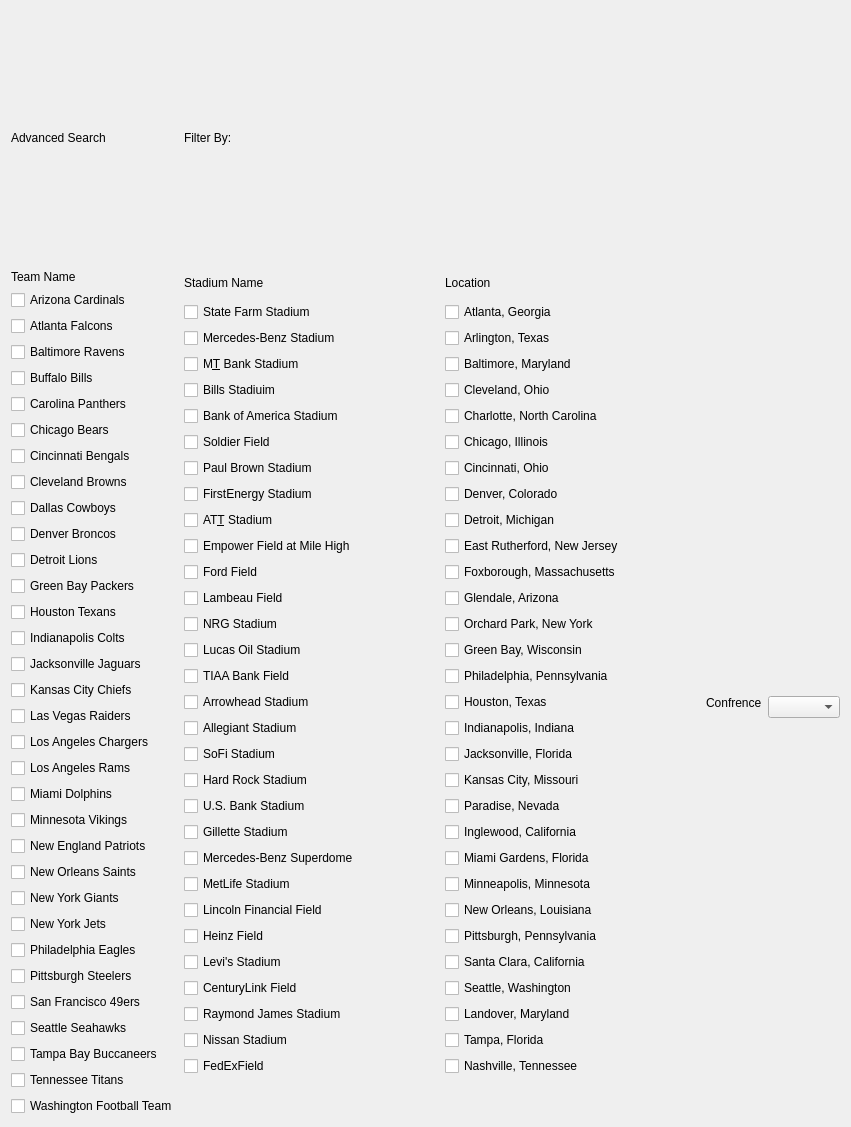
First picture: the form in NFL-Pamphlet/filterwindow.ui, repository jasperdoan/NFL-Pamphlet, before the edit.
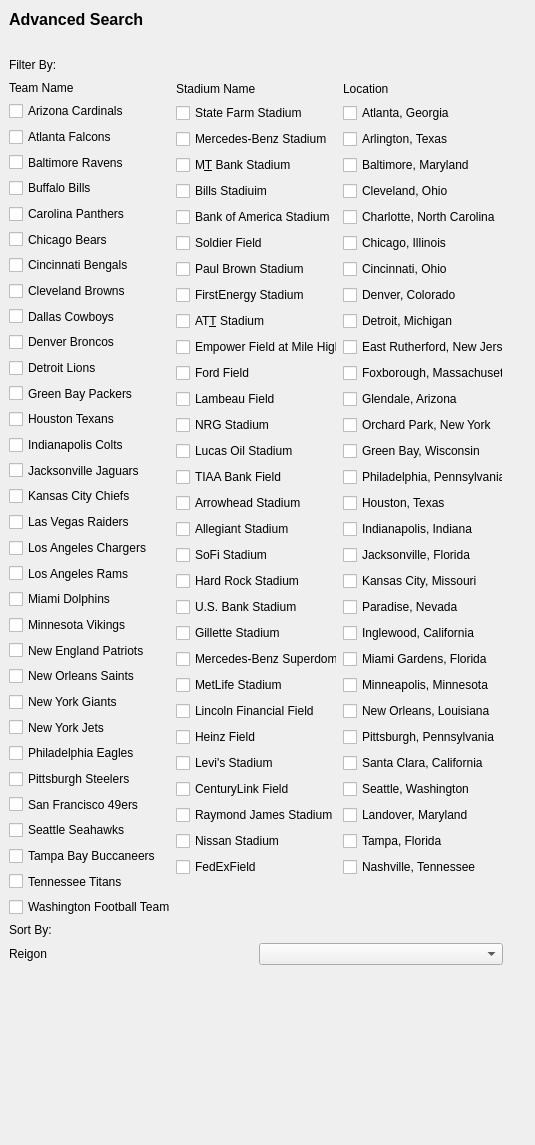
Second picture: the form after the edit.

Commit message: version one layout + added combo box text

What changed in the file:
```diff
--- a/NFL-Pamphlet/filterwindow.ui
+++ b/NFL-Pamphlet/filterwindow.ui
@@ -6,346 +6,99 @@
    <rect>
     <x>0</x>
     <y>0</y>
-    <width>851</width>
-    <height>1127</height>
+    <width>535</width>
+    <height>1145</height>
    </rect>
   </property>
   <property name="windowTitle">
    <string>Filter</string>
   </property>
+  <widget class="QWidget" name="">
+   <property name="geometry">
+    <rect>
+     <x>9</x>
+     <y>9</y>
+     <width>494</width>
+     <height>956</height>
+    </rect>
+   </property>
+   <layout class="QVBoxLayout" name="verticalLayout_6">
+    <item>
+     <layout class="QVBoxLayout" name="verticalLayout_5">
+      <item>
+       <layout class="QHBoxLayout" name="horizontalLayout_3">
+        <item>
+         <widget class="QLabel" name="label">
+          <property name="font">
+           <font>
+            <pointsize>12</pointsize>
+            <weight>75</weight>
+            <bold>true</bold>
+            <underline>false</underline>
+           </font>
+          </property>
+          <property name="text">
+           <string>Advanced Search</string>
+          </property>
+         </widget>
+        </item>
+        <item>
+         <spacer name="horizontalSpacer_8">
+          <property name="orientation">
+           <enum>Qt::Horizontal</enum>
+          </property>
+          <property name="sizeHint" stdset="0">
+           <size>
+            <width>338</width>
+            <height>20</height>
+           </size>
+          </property>
+         </spacer>
+        </item>
+       </layout>
+      </item>
+      <item>
+       <spacer name="horizontalSpacer_6">
+        <property name="orientation">
+         <enum>Qt::Horizontal</enum>
+        </property>
+        <property name="sizeHint" stdset="0">
+         <size>
+          <width>478</width>
+          <height>20</height>
+         </size>
+        </property>
+       </spacer>
+      </item>
+      <item>
+       <layout class="QHBoxLayout" name="horizontalLayout_2">
+        <item>
+         <widget class="QLabel" name="label_7">
+          <property name="text">
+           <string>Filter By:</string>
+          </property>
+         </widget>
+        </item>
+        <item>
+         <spacer name="horizontalSpacer_2">
+          <property name="orientation">
+           <enum>Qt::Horizontal</enum>
+          </property>
+          <property name="sizeHint" stdset="0">
+           <size>
+            <width>438</width>
+            <height>20</height>
+           </size>
+          </property>
+         </spacer>
+        </item>
+       </layout>
+      </item>
+     </layout>
+    </item>
+    <item>
   <layout class="QGridLayout" name="gridLayout">
-   <item row="1" column="0" rowspan="2">
-    <layout class="QVBoxLayout" name="verticalLayout_2">
-     <item>
-      <widget class="QLabel" name="label_2">
-       <property name="cursor">
-        <cursorShape>ArrowCursor</cursorShape>
-       </property>
-       <property name="text">
-        <string>Team Name</string>
-       </property>
-      </widget>
-     </item>
-     <item>
-      <widget class="QCheckBox" name="checkBox">
-       <property name="cursor">
-        <cursorShape>PointingHandCursor</cursorShape>
-       </property>
-       <property name="text">
-        <string>Arizona Cardinals</string>
-       </property>
-      </widget>
-     </item>
-     <item>
-      <widget class="QCheckBox" name="checkBox_2">
-       <property name="cursor">
-        <cursorShape>PointingHandCursor</cursorShape>
-       </property>
-       <property name="text">
-        <string>Atlanta Falcons</string>
-       </property>
-      </widget>
-     </item>
-     <item>
-      <widget class="QCheckBox" name="checkBox_3">
-       <property name="cursor">
-        <cursorShape>PointingHandCursor</cursorShape>
-       </property>
-       <property name="text">
-        <string>Baltimore Ravens </string>
-       </property>
-      </widget>
-     </item>
-     <item>
-      <widget class="QCheckBox" name="checkBox_4">
-       <property name="cursor">
-        <cursorShape>PointingHandCursor</cursorShape>
-       </property>
-       <property name="text">
-        <string>Buffalo Bills </string>
-       </property>
-      </widget>
-     </item>
-     <item>
-      <widget class="QCheckBox" name="checkBox_5">
-       <property name="cursor">
-        <cursorShape>PointingHandCursor</cursorShape>
-       </property>
-       <property name="text">
-        <string>Carolina Panthers </string>
-       </property>
-      </widget>
-     </item>
-     <item>
-      <widget class="QCheckBox" name="checkBox_6">
-       <property name="cursor">
-        <cursorShape>PointingHandCursor</cursorShape>
-       </property>
-       <property name="text">
-        <string>Chicago Bears </string>
-       </property>
-      </widget>
-     </item>
-     <item>
-      <widget class="QCheckBox" name="checkBox_7">
-       <property name="cursor">
-        <cursorShape>PointingHandCursor</cursorShape>
-       </property>
-       <property name="text">
-        <string>Cincinnati Bengals </string>
-       </property>
-      </widget>
-     </item>
-     <item>
-      <widget class="QCheckBox" name="checkBox_10">
-       <property name="cursor">
-        <cursorShape>PointingHandCursor</cursorShape>
-       </property>
-       <property name="text">
-        <string>Cleveland Browns </string>
-       </property>
-      </widget>
-     </item>
-     <item>
-      <widget class="QCheckBox" name="checkBox_9">
-       <property name="cursor">
-        <cursorShape>PointingHandCursor</cursorShape>
-       </property>
-       <property name="text">
-        <string>Dallas Cowboys</string>
-       </property>
-      </widget>
-     </item>
-     <item>
-      <widget class="QCheckBox" name="checkBox_8">
-       <property name="cursor">
-        <cursorShape>PointingHandCursor</cursorShape>
-       </property>
-       <property name="text">
-        <string>Denver Broncos</string>
-       </property>
-      </widget>
-     </item>
-     <item>
-      <widget class="QCheckBox" name="checkBox_11">
-       <property name="cursor">
-        <cursorShape>PointingHandCursor</cursorShape>
-       </property>
-       <property name="text">
-        <string>Detroit Lions</string>
-       </property>
-      </widget>
-     </item>
-     <item>
-      <widget class="QCheckBox" name="checkBox_12">
-       <property name="cursor">
-        <cursorShape>PointingHandCursor</cursorShape>
-       </property>
-       <property name="text">
-        <string>Green Bay Packers</string>
-       </property>
-      </widget>
-     </item>
-     <item>
-      <widget class="QCheckBox" name="checkBox_15">
-       <property name="cursor">
-        <cursorShape>PointingHandCursor</cursorShape>
-       </property>
-       <property name="text">
-        <string>Houston Texans</string>
-       </property>
-      </widget>
-     </item>
-     <item>
-      <widget class="QCheckBox" name="checkBox_14">
-       <property name="cursor">
-        <cursorShape>PointingHandCursor</cursorShape>
-       </property>
-       <property name="text">
-        <string>Indianapolis Colts</string>
-       </property>
-      </widget>
-     </item>
-     <item>
-      <widget class="QCheckBox" name="checkBox_13">
-       <property name="cursor">
-        <cursorShape>PointingHandCursor</cursorShape>
-       </property>
-       <property name="text">
-        <string>Jacksonville Jaguars </string>
-       </property>
-      </widget>
-     </item>
-     <item>
-      <widget class="QCheckBox" name="checkBox_16">
-       <property name="cursor">
-        <cursorShape>PointingHandCursor</cursorShape>
-       </property>
-       <property name="text">
-        <string>Kansas City Chiefs</string>
-       </property>
-      </widget>
-     </item>
-     <item>
-      <widget class="QCheckBox" name="checkBox_17">
-       <property name="cursor">
-        <cursorShape>PointingHandCursor</cursorShape>
-       </property>
-       <property name="text">
-        <string>Las Vegas Raiders</string>
-       </property>
-      </widget>
-     </item>
-     <item>
-      <widget class="QCheckBox" name="checkBox_18">
-       <property name="cursor">
-        <cursorShape>PointingHandCursor</cursorShape>
-       </property>
-       <property name="text">
-        <string>Los Angeles Chargers</string>
-       </property>
-      </widget>
-     </item>
-     <item>
-      <widget class="QCheckBox" name="checkBox_19">
-       <property name="cursor">
-        <cursorShape>PointingHandCursor</cursorShape>
-       </property>
-       <property name="text">
-        <string>Los Angeles Rams</string>
-       </property>
-      </widget>
-     </item>
-     <item>
-      <widget class="QCheckBox" name="checkBox_20">
-       <property name="cursor">
-        <cursorShape>PointingHandCursor</cursorShape>
-       </property>
-       <property name="text">
-        <string>Miami Dolphins</string>
-       </property>
-      </widget>
-     </item>
-     <item>
-      <widget class="QCheckBox" name="checkBox_22">
-       <property name="cursor">
-        <cursorShape>PointingHandCursor</cursorShape>
-       </property>
-       <property name="text">
-        <string>Minnesota Vikings </string>
-       </property>
-      </widget>
-     </item>
-     <item>
-      <widget class="QCheckBox" name="checkBox_21">
-       <property name="cursor">
-        <cursorShape>PointingHandCursor</cursorShape>
-       </property>
-       <property name="text">
-        <string>New England Patriots</string>
-       </property>
-      </widget>
-     </item>
-     <item>
-      <widget class="QCheckBox" name="checkBox_23">
-       <property name="cursor">
-        <cursorShape>PointingHandCursor</cursorShape>
-       </property>
-       <property name="text">
-        <string>New Orleans Saints</string>
-       </property>
-      </widget>
-     </item>
-     <item>
-      <widget class="QCheckBox" name="checkBox_25">
-       <property name="cursor">
-        <cursorShape>PointingHandCursor</cursorShape>
-       </property>
-       <property name="text">
-        <string>New York Giants</string>
-       </property>
-      </widget>
-     </item>
-     <item>
-      <widget class="QCheckBox" name="checkBox_24">
-       <property name="cursor">
-        <cursorShape>PointingHandCursor</cursorShape>
-       </property>
-       <property name="text">
-        <string>New York Jets</string>
-       </property>
-      </widget>
-     </item>
-     <item>
-      <widget class="QCheckBox" name="checkBox_26">
-       <property name="cursor">
-        <cursorShape>PointingHandCursor</cursorShape>
-       </property>
-       <property name="text">
-        <string>Philadelphia Eagles </string>
-       </property>
-      </widget>
-     </item>
-     <item>
-      <widget class="QCheckBox" name="checkBox_27">
-       <property name="cursor">
-        <cursorShape>PointingHandCursor</cursorShape>
-       </property>
-       <property name="text">
-        <string>Pittsburgh Steelers</string>
-       </property>
-      </widget>
-     </item>
-     <item>
-      <widget class="QCheckBox" name="checkBox_28">
-       <property name="cursor">
-        <cursorShape>PointingHandCursor</cursorShape>
-       </property>
-       <property name="text">
-        <string>San Francisco 49ers</string>
-       </property>
-      </widget>
-     </item>
-     <item>
-      <widget class="QCheckBox" name="checkBox_29">
-       <property name="cursor">
-        <cursorShape>PointingHandCursor</cursorShape>
-       </property>
-       <property name="text">
-        <string>Seattle Seahawks</string>
-       </property>
-      </widget>
-     </item>
-     <item>
-      <widget class="QCheckBox" name="checkBox_31">
-       <property name="cursor">
-        <cursorShape>PointingHandCursor</cursorShape>
-       </property>
-       <property name="text">
-        <string>Tampa Bay Buccaneers</string>
-       </property>
-      </widget>
-     </item>
-     <item>
-      <widget class="QCheckBox" name="checkBox_32">
-       <property name="cursor">
-        <cursorShape>PointingHandCursor</cursorShape>
-       </property>
-       <property name="text">
-        <string>Tennessee Titans</string>
-       </property>
-      </widget>
-     </item>
-     <item>
-      <widget class="QCheckBox" name="checkBox_30">
-       <property name="text">
-        <string>Washington Football Team</string>
-       </property>
-      </widget>
-     </item>
-    </layout>
-   </item>
-   <item row="1" column="2" rowspan="2">
+      <item row="0" column="2">
     <layout class="QVBoxLayout" name="verticalLayout_3">
      <item>
       <widget class="QLabel" name="label_4">
@@ -688,7 +441,367 @@
      </item>
     </layout>
    </item>
-   <item row="1" column="1" rowspan="2">
+      <item row="0" column="0">
+       <layout class="QVBoxLayout" name="verticalLayout_2">
+        <item>
+         <widget class="QLabel" name="label_2">
+          <property name="cursor">
+           <cursorShape>ArrowCursor</cursorShape>
+          </property>
+          <property name="text">
+           <string>Team Name</string>
+          </property>
+         </widget>
+        </item>
+        <item>
+         <widget class="QCheckBox" name="checkBox">
+          <property name="cursor">
+           <cursorShape>PointingHandCursor</cursorShape>
+          </property>
+          <property name="text">
+           <string>Arizona Cardinals</string>
+          </property>
+         </widget>
+        </item>
+        <item>
+         <widget class="QCheckBox" name="checkBox_2">
+          <property name="cursor">
+           <cursorShape>PointingHandCursor</cursorShape>
+          </property>
+          <property name="text">
+           <string>Atlanta Falcons</string>
+          </property>
+         </widget>
+        </item>
+        <item>
+         <widget class="QCheckBox" name="checkBox_3">
+          <property name="cursor">
+           <cursorShape>PointingHandCursor</cursorShape>
+          </property>
+          <property name="text">
+           <string>Baltimore Ravens </string>
+          </property>
+         </widget>
+        </item>
+        <item>
+         <widget class="QCheckBox" name="checkBox_4">
+          <property name="cursor">
+           <cursorShape>PointingHandCursor</cursorShape>
+          </property>
+          <property name="text">
+           <string>Buffalo Bills </string>
+          </property>
+         </widget>
+        </item>
+        <item>
+         <widget class="QCheckBox" name="checkBox_5">
+          <property name="cursor">
+           <cursorShape>PointingHandCursor</cursorShape>
+          </property>
+          <property name="text">
+           <string>Carolina Panthers </string>
+          </property>
+         </widget>
+        </item>
+        <item>
+         <widget class="QCheckBox" name="checkBox_6">
+          <property name="cursor">
+           <cursorShape>PointingHandCursor</cursorShape>
+          </property>
+          <property name="text">
+           <string>Chicago Bears </string>
+          </property>
+         </widget>
+        </item>
+        <item>
+         <widget class="QCheckBox" name="checkBox_7">
+          <property name="cursor">
+           <cursorShape>PointingHandCursor</cursorShape>
+          </property>
+          <property name="text">
+           <string>Cincinnati Bengals </string>
+          </property>
+         </widget>
+        </item>
+        <item>
+         <widget class="QCheckBox" name="checkBox_10">
+          <property name="cursor">
+           <cursorShape>PointingHandCursor</cursorShape>
+          </property>
+          <property name="text">
+           <string>Cleveland Browns </string>
+          </property>
+         </widget>
+        </item>
+        <item>
+         <widget class="QCheckBox" name="checkBox_9">
+          <property name="cursor">
+           <cursorShape>PointingHandCursor</cursorShape>
+          </property>
+          <property name="text">
+           <string>Dallas Cowboys</string>
+          </property>
+         </widget>
+        </item>
+        <item>
+         <widget class="QCheckBox" name="checkBox_8">
+          <property name="cursor">
+           <cursorShape>PointingHandCursor</cursorShape>
+          </property>
+          <property name="text">
+           <string>Denver Broncos</string>
+          </property>
+         </widget>
+        </item>
+        <item>
+         <widget class="QCheckBox" name="checkBox_11">
+          <property name="cursor">
+           <cursorShape>PointingHandCursor</cursorShape>
+          </property>
+          <property name="text">
+           <string>Detroit Lions</string>
+          </property>
+         </widget>
+        </item>
+        <item>
+         <widget class="QCheckBox" name="checkBox_12">
+          <property name="cursor">
+           <cursorShape>PointingHandCursor</cursorShape>
+          </property>
+          <property name="text">
+           <string>Green Bay Packers</string>
+          </property>
+         </widget>
+        </item>
+        <item>
+         <widget class="QCheckBox" name="checkBox_15">
+          <property name="cursor">
+           <cursorShape>PointingHandCursor</cursorShape>
+          </property>
+          <property name="text">
+           <string>Houston Texans</string>
+          </property>
+         </widget>
+        </item>
+        <item>
+         <widget class="QCheckBox" name="checkBox_14">
+          <property name="cursor">
+           <cursorShape>PointingHandCursor</cursorShape>
+          </property>
+          <property name="text">
+           <string>Indianapolis Colts</string>
+          </property>
+         </widget>
+        </item>
+        <item>
+         <widget class="QCheckBox" name="checkBox_13">
+          <property name="cursor">
+           <cursorShape>PointingHandCursor</cursorShape>
+          </property>
+          <property name="text">
+           <string>Jacksonville Jaguars </string>
+          </property>
+         </widget>
+        </item>
+        <item>
+         <widget class="QCheckBox" name="checkBox_16">
+          <property name="cursor">
+           <cursorShape>PointingHandCursor</cursorShape>
+          </property>
+          <property name="text">
+           <string>Kansas City Chiefs</string>
+          </property>
+         </widget>
+        </item>
+        <item>
+         <widget class="QCheckBox" name="checkBox_17">
+          <property name="cursor">
+           <cursorShape>PointingHandCursor</cursorShape>
+          </property>
+          <property name="text">
+           <string>Las Vegas Raiders</string>
+          </property>
+         </widget>
+        </item>
+        <item>
+         <widget class="QCheckBox" name="checkBox_18">
+          <property name="cursor">
+           <cursorShape>PointingHandCursor</cursorShape>
+          </property>
+          <property name="text">
+           <string>Los Angeles Chargers</string>
+          </property>
+         </widget>
+        </item>
+        <item>
+         <widget class="QCheckBox" name="checkBox_19">
+          <property name="cursor">
+           <cursorShape>PointingHandCursor</cursorShape>
+          </property>
+          <property name="text">
+           <string>Los Angeles Rams</string>
+          </property>
+         </widget>
+        </item>
+        <item>
+         <widget class="QCheckBox" name="checkBox_20">
+          <property name="cursor">
+           <cursorShape>PointingHandCursor</cursorShape>
+          </property>
+          <property name="text">
+           <string>Miami Dolphins</string>
+          </property>
+         </widget>
+        </item>
+        <item>
+         <widget class="QCheckBox" name="checkBox_22">
+          <property name="cursor">
+           <cursorShape>PointingHandCursor</cursorShape>
+          </property>
+          <property name="text">
+           <string>Minnesota Vikings </string>
+          </property>
+         </widget>
+        </item>
+        <item>
+         <widget class="QCheckBox" name="checkBox_21">
+          <property name="cursor">
+           <cursorShape>PointingHandCursor</cursorShape>
+          </property>
+          <property name="text">
+           <string>New England Patriots</string>
+          </property>
+         </widget>
+        </item>
+        <item>
+         <widget class="QCheckBox" name="checkBox_23">
+          <property name="cursor">
+           <cursorShape>PointingHandCursor</cursorShape>
+          </property>
+          <property name="text">
+           <string>New Orleans Saints</string>
+          </property>
+         </widget>
+        </item>
+        <item>
+         <widget class="QCheckBox" name="checkBox_25">
+          <property name="cursor">
+           <cursorShape>PointingHandCursor</cursorShape>
+          </property>
+          <property name="text">
+           <string>New York Giants</string>
+          </property>
+         </widget>
+        </item>
+        <item>
+         <widget class="QCheckBox" name="checkBox_24">
+          <property name="cursor">
+           <cursorShape>PointingHandCursor</cursorShape>
+          </property>
+          <property name="text">
+           <string>New York Jets</string>
+          </property>
+         </widget>
+        </item>
+        <item>
+         <widget class="QCheckBox" name="checkBox_26">
+          <property name="cursor">
+           <cursorShape>PointingHandCursor</cursorShape>
+          </property>
+          <property name="text">
+           <string>Philadelphia Eagles </string>
+          </property>
+         </widget>
+        </item>
+        <item>
+         <widget class="QCheckBox" name="checkBox_27">
+          <property name="cursor">
+           <cursorShape>PointingHandCursor</cursorShape>
+          </property>
+          <property name="text">
+           <string>Pittsburgh Steelers</string>
+          </property>
+         </widget>
+        </item>
+        <item>
+         <widget class="QCheckBox" name="checkBox_28">
+          <property name="cursor">
+           <cursorShape>PointingHandCursor</cursorShape>
+          </property>
+          <property name="text">
+           <string>San Francisco 49ers</string>
+          </property>
+         </widget>
+        </item>
+        <item>
+         <widget class="QCheckBox" name="checkBox_29">
+          <property name="cursor">
+           <cursorShape>PointingHandCursor</cursorShape>
+          </property>
+          <property name="text">
+           <string>Seattle Seahawks</string>
+          </property>
+         </widget>
+        </item>
+        <item>
+         <widget class="QCheckBox" name="checkBox_31">
+          <property name="cursor">
+           <cursorShape>PointingHandCursor</cursorShape>
+          </property>
+          <property name="text">
+           <string>Tampa Bay Buccaneers</string>
+          </property>
+         </widget>
+        </item>
+        <item>
+         <widget class="QCheckBox" name="checkBox_32">
+          <property name="cursor">
+           <cursorShape>PointingHandCursor</cursorShape>
+          </property>
+          <property name="text">
+           <string>Tennessee Titans</string>
+          </property>
+         </widget>
+        </item>
+        <item>
+         <widget class="QCheckBox" name="checkBox_30">
+          <property name="text">
+           <string>Washington Football Team</string>
+          </property>
+         </widget>
+        </item>
+       </layout>
+      </item>
+      <item row="1" column="0" colspan="3">
+       <layout class="QVBoxLayout" name="verticalLayout_4">
+        <item>
+         <widget class="QLabel" name="label_6">
+          <property name="text">
+           <string>Sort By:</string>
+          </property>
+         </widget>
+        </item>
+        <item>
+         <layout class="QHBoxLayout" name="horizontalLayout">
+          <item>
+           <widget class="QLabel" name="label_5">
+            <property name="text">
+             <string>Reigon</string>
+            </property>
+           </widget>
+          </item>
+          <item alignment="Qt::AlignTop">
+           <widget class="QComboBox" name="comboBox">
+            <property name="cursor">
+             <cursorShape>SizeVerCursor</cursorShape>
+            </property>
+           </widget>
+          </item>
+         </layout>
+        </item>
+       </layout>
+      </item>
+      <item row="0" column="1">
     <layout class="QVBoxLayout" name="verticalLayout">
      <item>
       <widget class="QLabel" name="label_3">
@@ -1007,7 +1120,7 @@
        </property>
        <property name="sizeHint" stdset="0">
         <size>
-         <width>40</width>
+            <width>148</width>
          <height>20</height>
         </size>
        </property>
@@ -1020,7 +1133,7 @@
        </property>
        <property name="sizeHint" stdset="0">
         <size>
-         <width>40</width>
+            <width>148</width>
          <height>20</height>
         </size>
        </property>
@@ -1028,35 +1141,10 @@
      </item>
     </layout>
    </item>
-   <item row="0" column="0">
-    <widget class="QLabel" name="label">
-     <property name="text">
-      <string>Advanced Search</string>
-     </property>
-    </widget>
-   </item>
-   <item row="0" column="1">
-    <widget class="QLabel" name="label_7">
-     <property name="text">
-      <string>Filter By:</string>
-     </property>
-    </widget>
-   </item>
-   <item row="2" column="3">
-    <layout class="QHBoxLayout" name="horizontalLayout">
-     <item alignment="Qt::AlignTop">
-      <widget class="QLabel" name="label_5">
-       <property name="text">
-        <string>Confrence</string>
-       </property>
-      </widget>
-     </item>
-     <item alignment="Qt::AlignTop">
-      <widget class="QComboBox" name="comboBox"/>
-     </item>
     </layout>
    </item>
   </layout>
+  </widget>
  </widget>
  <resources/>
  <connections/>
```
Lines whose indentation alone changed are shown as unchanged. The commit also changes 1 other file.
